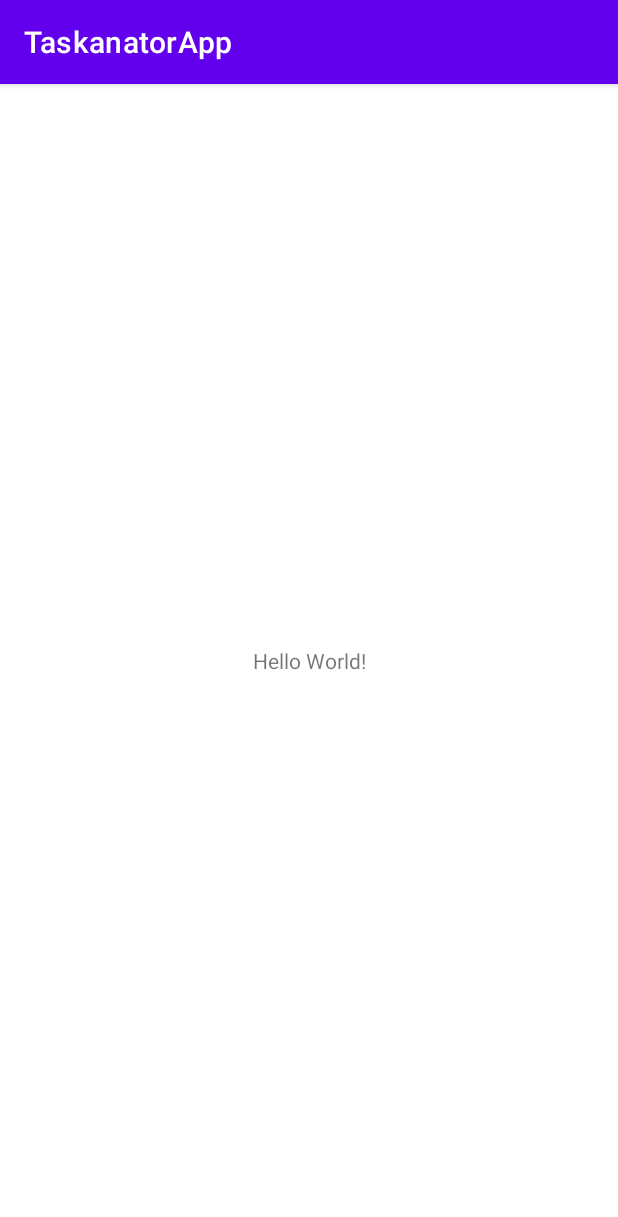
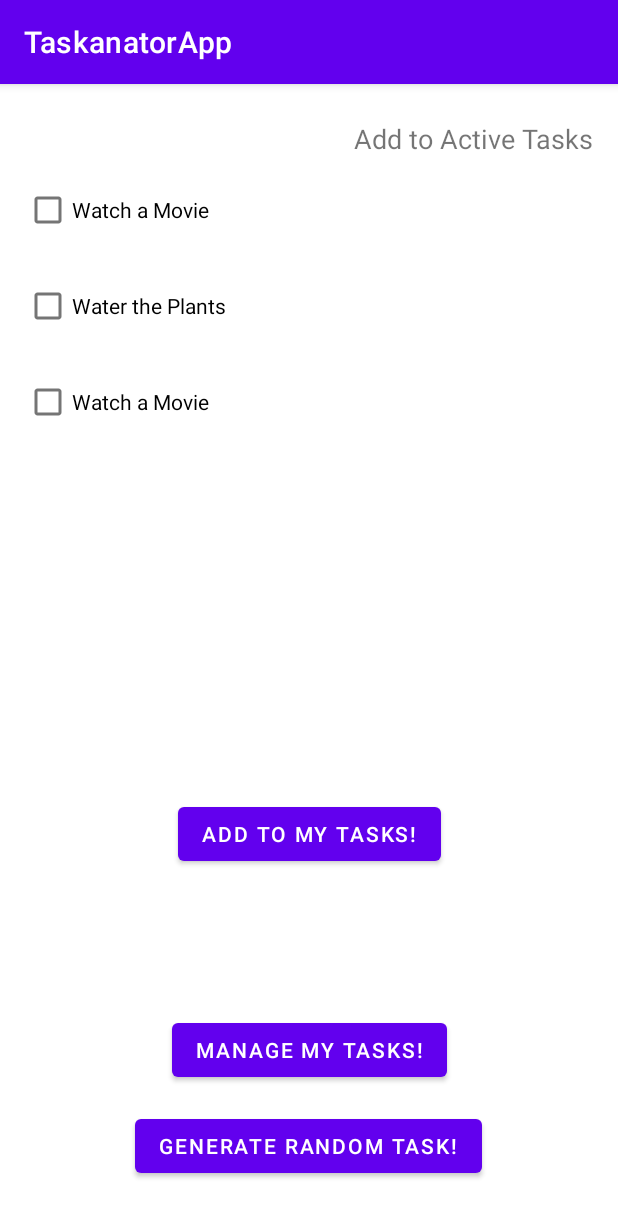
Before and after one commit to kizzycannon/TaskanatorApp, an Android app: the screen it shows after launch (MainActivity before the commit, AddToActiveTasks after it), on a phone screen of 412 x 824 dp. Shown: the top 1217 px of the screen. Run offline under Robolectric (Android 15) with nearby library versions, the phone set to English and light mode, and no system bars.

Commit message:
Layout of Add to Active Tasks(Slide 3).

```diff
--- a/app/src/main/AndroidManifest.xml
+++ b/app/src/main/AndroidManifest.xml
@@ -9,13 +9,16 @@
         android:roundIcon="@mipmap/ic_launcher_round"
         android:supportsRtl="true"
         android:theme="@style/Theme.TaskanatorApp">
-        <activity android:name=".MainActivity">
+        <activity android:name=".AddToActiveTasks">
             <intent-filter>
                 <action android:name="android.intent.action.MAIN" />
 
                 <category android:name="android.intent.category.LAUNCHER" />
             </intent-filter>
         </activity>
+        <activity android:name=".MainActivity">
+
+        </activity>
     </application>
 
 </manifest>
--- /dev/null
+++ b/app/src/main/java/com/example/taskanatorapp/AddToActiveTasks.java
@@ -0,0 +1,16 @@
+package com.example.taskanatorapp;
+
+import androidx.appcompat.app.AppCompatActivity;
+
+import android.os.Bundle;
+import android.text.method.ScrollingMovementMethod;
+import android.widget.TextView;
+
+public class AddToActiveTasks extends AppCompatActivity {
+
+    @Override
+    protected void onCreate(Bundle savedInstanceState) {
+        super.onCreate(savedInstanceState);
+        setContentView(R.layout.activity_add_to_active_tasks);
+    }
+}
--- /dev/null
+++ b/app/src/main/res/layout/activity_add_to_active_tasks.xml
@@ -0,0 +1,87 @@
+<?xml version="1.0" encoding="utf-8"?>
+<androidx.constraintlayout.widget.ConstraintLayout xmlns:android="http://schemas.android.com/apk/res/android"
+    xmlns:app="http://schemas.android.com/apk/res-auto"
+    xmlns:tools="http://schemas.android.com/tools"
+    android:layout_width="match_parent"
+    android:layout_height="match_parent"
+    tools:context=".AddToActiveTasks">
+
+    <TextView
+        android:id="@+id/textView"
+        android:layout_width="wrap_content"
+        android:layout_height="wrap_content"
+        android:layout_marginTop="24dp"
+        android:layout_marginEnd="16dp"
+        android:layout_marginRight="16dp"
+        android:text="@string/title_addActiveTask"
+        android:textSize="18sp"
+        app:layout_constraintEnd_toEndOf="parent"
+        app:layout_constraintTop_toTopOf="parent" />
+
+    <CheckBox
+        android:id="@+id/checkBox"
+        style="@style/CustomCheckbox02"
+        android:layout_width="wrap_content"
+        android:layout_height="wrap_content"
+        android:layout_marginStart="16dp"
+        android:layout_marginLeft="16dp"
+        android:layout_marginTop="60dp"
+        android:text="@string/movie"
+        app:layout_constraintStart_toStartOf="parent"
+        app:layout_constraintTop_toTopOf="parent" />
+
+    <CheckBox
+        android:id="@+id/checkBox2"
+        style="@style/CustomCheckbox02"
+        android:layout_width="wrap_content"
+        android:layout_height="wrap_content"
+        android:layout_marginStart="16dp"
+        android:layout_marginLeft="16dp"
+        android:layout_marginTop="16dp"
+        android:text="@string/plants"
+        app:layout_constraintStart_toStartOf="parent"
+        app:layout_constraintTop_toBottomOf="@+id/checkBox" />
+
+    <CheckBox
+        android:id="@+id/checkBox3"
+        style="@style/CustomCheckbox02"
+        android:layout_width="wrap_content"
+        android:layout_height="wrap_content"
+        android:layout_marginStart="16dp"
+        android:layout_marginLeft="16dp"
+        android:layout_marginTop="16dp"
+        android:text="@string/movie"
+        app:layout_constraintStart_toStartOf="parent"
+        app:layout_constraintTop_toBottomOf="@+id/checkBox2" />
+
+    <Button
+        android:id="@+id/button"
+        android:layout_width="wrap_content"
+        android:layout_height="wrap_content"
+        android:layout_marginBottom="96dp"
+        android:text="@string/button_addTask"
+        app:layout_constraintBottom_toTopOf="@+id/button2"
+        app:layout_constraintEnd_toEndOf="parent"
+        app:layout_constraintStart_toStartOf="parent" />
+
+    <Button
+        android:id="@+id/button2"
+        android:layout_width="wrap_content"
+        android:layout_height="wrap_content"
+        android:layout_marginBottom="16dp"
+        android:text="@string/button_manageTask"
+        app:layout_constraintBottom_toTopOf="@+id/button3"
+        app:layout_constraintEnd_toEndOf="parent"
+        app:layout_constraintStart_toStartOf="parent" />
+
+    <Button
+        android:id="@+id/button3"
+        android:layout_width="wrap_content"
+        android:layout_height="wrap_content"
+        android:layout_marginBottom="36dp"
+        android:text="@string/button_generateRandomTask"
+        app:layout_constraintBottom_toBottomOf="parent"
+        app:layout_constraintEnd_toEndOf="parent"
+        app:layout_constraintHorizontal_bias="0.497"
+        app:layout_constraintStart_toStartOf="parent" />
+</androidx.constraintlayout.widget.ConstraintLayout>
--- a/app/src/main/res/values/strings.xml
+++ b/app/src/main/res/values/strings.xml
@@ -1,3 +1,10 @@
 <resources>
     <string name="app_name">TaskanatorApp</string>
+    <string name="title_addActiveTask">Add to Active Tasks</string>
+    <string name="dog">Walk the Dog</string>
+    <string name="plants">Water the Plants</string>
+    <string name="movie">Watch a Movie</string>
+    <string name="button_addTask">Add to My Tasks!</string>
+    <string name="button_manageTask">Manage My Tasks!</string>
+    <string name="button_generateRandomTask">Generate Random Task!</string>
 </resources>
```
